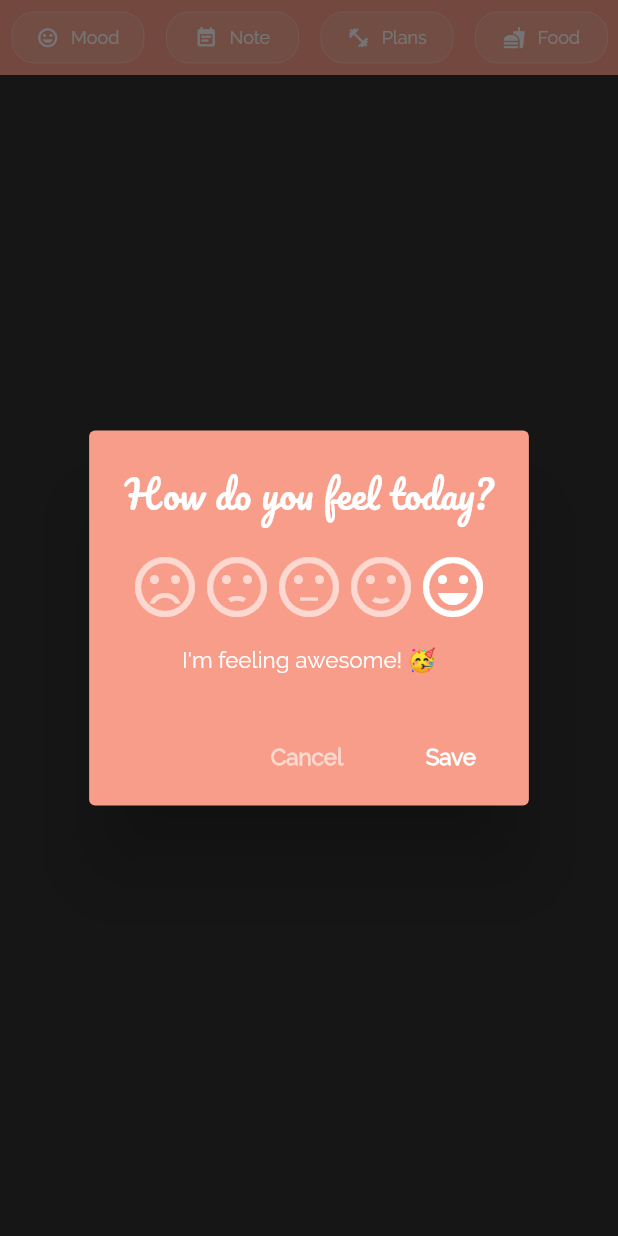
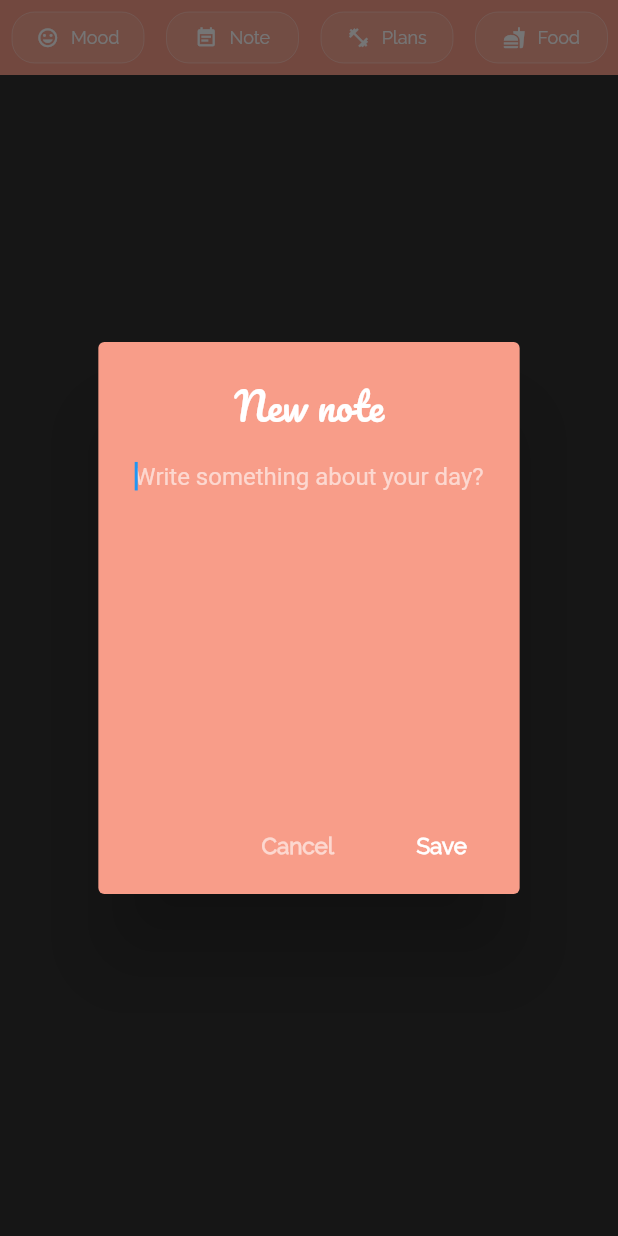
Before and after one commit to gullskatten/meowday, a Flutter app: the DailyActionsNavigator widget shown alone on an empty page, opened directly, after a tap on "Note", on a phone screen of 412 x 824 dp. Run offline on Flutter 3.47's test engine with Material 2 defaults, Android fonts, the phone set to English and light mode, and no system bars; our stand-ins replace animated_text_kit, flutter_conditional_rendering; missing offline and left inert: ntp.

Commit message:
Added a note dialog modal - where users may create new notes (multi-line text field).

```diff
--- a/lib/views/DailyActionsNavigator.dart
+++ b/lib/views/DailyActionsNavigator.dart
@@ -3,6 +3,7 @@ import 'package:app/components/button/OpaqueIconButton.dart';
 import 'package:app/constants/colors/boxes.dart';
 import 'package:app/constants/spacing/spacing.dart';
 import 'package:app/views/dialogs/MoodDialog.dart';
+import 'package:app/views/dialogs/NoteDialog.dart';
 import 'package:flutter/material.dart';
 
 class DailyActionsNavigator extends StatelessWidget {
@@ -37,7 +38,7 @@ class DailyActionsNavigator extends StatelessWidget {
                 showModal<void>(
                   context: context,
                   builder: (BuildContext context) {
-                    return MoodDialog();
+                    return NoteDialog();
                   },
                 );
               }
--- a/lib/views/OverallExperience.dart
+++ b/lib/views/OverallExperience.dart
@@ -68,8 +68,9 @@ class OverallExperience extends StatelessWidget {
                       width: kSpacingTiny,
                     ),
                     FittedBox(
-                      child: StyledText(
-                        'Level 1: Rookie',
+
+                      child:  StyledText(
+                        'Level 2 Beginner',
                         fontFamily: FontFamily.title,
                         size: TextSize.smaller,
                         fontWeight: FontWeight.bold,
--- /dev/null
+++ b/lib/views/dialogs/NoteDialog.dart
@@ -0,0 +1,60 @@
+import 'package:app/components/text/StyledText.dart';
+import 'package:app/constants/colors/boxes.dart';
+import 'package:app/constants/spacing/spacing.dart';
+import 'package:app/models/text/FontFamily.dart';
+import 'package:app/models/text/TextColor.dart';
+import 'package:app/models/text/TextType.dart';
+import 'package:flutter/material.dart';
+
+class NoteDialog extends StatelessWidget {
+  @override
+  Widget build(BuildContext context) {
+    return AlertDialog(
+      backgroundColor: peach,
+      content: Column(
+        mainAxisSize: MainAxisSize.min,
+        children: <Widget>[
+          StyledText(
+            "New note",
+            fontFamily: FontFamily.alternative,
+            type: TextType.subtitle,
+          ),
+          SizedBox(
+            height: kSpacingNormal,
+          ),
+          Container(
+            height: 200,
+            child: TextField(
+              autofocus: true,
+              maxLines: null,
+              keyboardType: TextInputType.multiline,
+              expands: true,
+              decoration: InputDecoration.collapsed(hintText: 'Write something about your day?'),
+            ),
+          )
+        ],
+      ),
+      actions: <Widget>[
+        FlatButton(
+          onPressed: () {
+            Navigator.of(context).pop();
+          },
+          child: StyledText(
+            'Cancel',
+            fontWeight: FontWeight.bold,
+            color: TextColor.primary60,
+          ),
+        ),
+        FlatButton(
+          onPressed: () {
+            Navigator.of(context).pop();
+          },
+          child: StyledText(
+            'Save',
+            fontWeight: FontWeight.bold,
+          ),
+        ),
+      ],
+    );
+  }
+}
```
